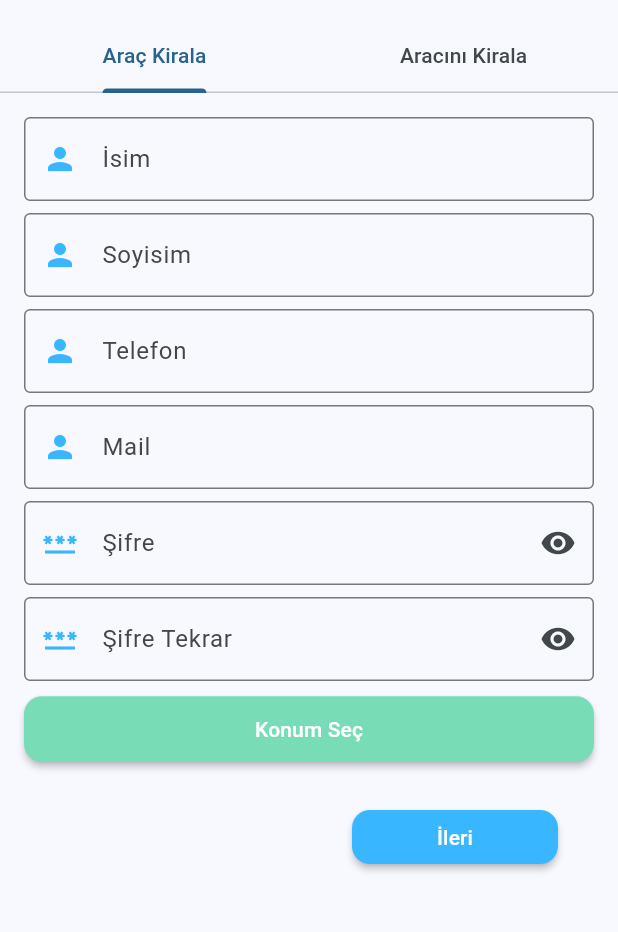
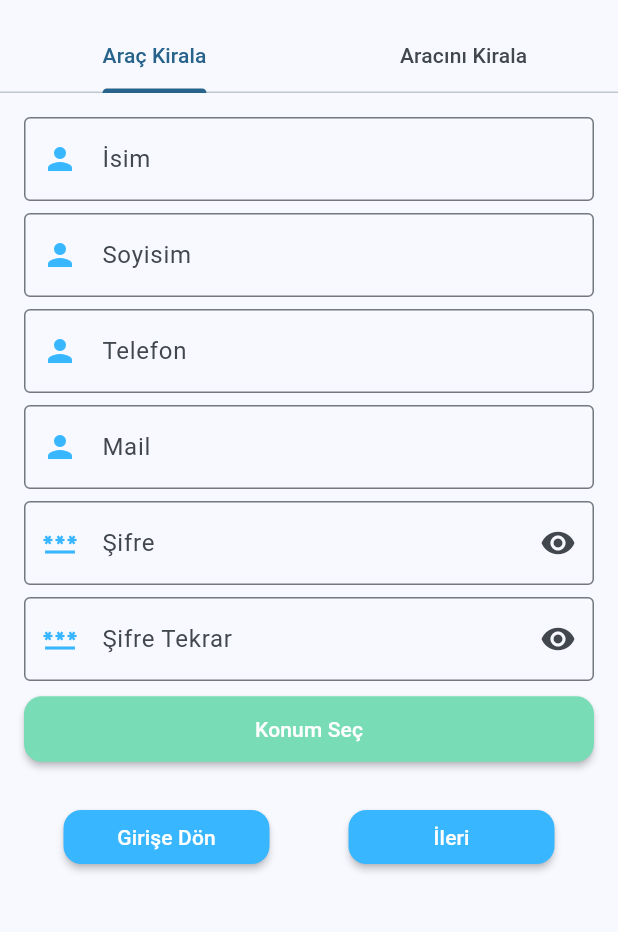
Before and after one commit to mehmetalikilicli/KuryeTakip, a Flutter app: the screen it shows after launch, on a phone screen of 412 x 824 dp, the part 63-995 px from its top. Run offline on Flutter 3.47's test engine with Material 3 defaults, Android fonts, the light colour scheme and no system bars; our stand-ins replace carousel_slider, flutter_image_compress, flutter_svg, geocoding, geolocator, get and 6 more; missing offline and left inert: encrypt, map_picker; project files that could hold a hidden picture were left out.

Commit message:
registerModel added

```diff
--- a/kurye_takip/lib/model/register.dart
+++ b/kurye_takip/lib/model/register.dart
@@ -4,22 +4,22 @@
 
 import 'dart:convert';
 
-Register registerFromJson(String str) => Register.fromJson(json.decode(str));
+RegisterResponse registerFromJson(String str) => RegisterResponse.fromJson(json.decode(str));
 
-String registerToJson(Register data) => json.encode(data.toJson());
+String registerToJson(RegisterResponse data) => json.encode(data.toJson());
 
-class Register {
+class RegisterResponse {
   bool success;
   String message;
   User user;
 
-  Register({
+  RegisterResponse({
     required this.success,
     required this.message,
     required this.user,
   });
 
-  factory Register.fromJson(Map<String, dynamic> json) => Register(
+  factory RegisterResponse.fromJson(Map<String, dynamic> json) => RegisterResponse(
         success: json["success"],
         message: json["message"],
         user: User.fromJson(json["user"]),
@@ -33,34 +33,48 @@ class Register {
 }
 
 class RegisterModel {
-  String name;
-  String surname;
-  String phone;
-  String email;
-  String password;
+  String? name;
+  String? surname;
+  int? tc;
+  DateTime? birth_date;
+  String? nationality;
+  String? gender;
+  String? serial_number;
+  String? phone;
+  String? email;
+  String? password;
   String? city;
   String? district;
   String? address;
-  int is_vehicle_owner;
-  String? drivingLicenseNumber;
-  String? drivingLicenseDate;
-  String? drivingLicenseFrontImage;
-  String? drivingLicenseBackImage;
+  int? is_vehicle_owner;
+  String? driving_license_number;
+  DateTime? driving_license_date;
+  String? driving_license_front_image;
+  String? driving_license_front_image_ext;
+  String? driving_license_back_image;
+  String? driving_license_back_image_ext;
 
   RegisterModel({
-    required this.name,
-    required this.surname,
-    required this.phone,
-    required this.email,
-    required this.city,
-    required this.district,
-    required this.password,
-    required this.is_vehicle_owner,
+    this.name,
+    this.surname,
+    this.tc,
+    this.birth_date,
+    this.gender,
+    this.nationality,
+    this.serial_number,
+    this.phone,
+    this.email,
+    this.city,
+    this.district,
+    this.password,
+    this.is_vehicle_owner,
     this.address,
-    this.drivingLicenseNumber,
-    this.drivingLicenseDate,
-    this.drivingLicenseFrontImage,
-    this.drivingLicenseBackImage,
+    this.driving_license_number,
+    this.driving_license_date,
+    this.driving_license_front_image,
+    this.driving_license_front_image_ext,
+    this.driving_license_back_image,
+    this.driving_license_back_image_ext,
   });
 }
 
--- a/kurye_takip/lib/pages/auth/auth_controller.dart
+++ b/kurye_takip/lib/pages/auth/auth_controller.dart
@@ -49,16 +49,7 @@ class AuthController extends GetxController {
   TextEditingController rentPasswordController = TextEditingController();
   TextEditingController rentPassword2Controller = TextEditingController();
 
-  RegisterModel registerModel = RegisterModel(
-    name: "",
-    surname: "",
-    phone: "",
-    email: "",
-    password: "",
-    city: "",
-    district: "",
-    is_vehicle_owner: 0,
-  );
+  RegisterModel registerModel = RegisterModel();
 
   void selectLocation() {}
 
@@ -88,9 +79,9 @@ class AuthController extends GetxController {
     }
   }
 
-  Future<Register> register() async {
+  Future<RegisterResponse> register() async {
     try {
-      Register result = await _authService.register(registerModel);
+      RegisterResponse result = await _authService.register(registerModel);
       return result;
     } catch (e) {
       print('Hata: $e');
--- a/kurye_takip/lib/pages/auth/register.dart
+++ b/kurye_takip/lib/pages/auth/register.dart
@@ -14,6 +14,7 @@ import 'package:intl/intl.dart';
 import 'package:kurye_takip/app_constants/app_colors.dart';
 import 'package:kurye_takip/controllers/authentication.dart';
 import 'package:kurye_takip/helpers/helpers.dart';
+import 'package:kurye_takip/pages/auth/login.dart';
 import 'package:map_picker/map_picker.dart';
 
 class RegisterPage extends StatelessWidget {
@@ -178,10 +179,31 @@ class RegisterPage extends StatelessWidget {
                           ),
                           const SizedBox(height: 8),
                           const SizedBox(height: 8),
-                          Padding(
-                            padding: const EdgeInsets.only(right: 24.0),
+                          Row(
+                            mainAxisAlignment: MainAxisAlignment.spaceBetween,
+                            children: [
+                              Expanded(
                                 child: Align(
-                              alignment: Alignment.centerRight,
+                                  alignment: Alignment.center,
+                                  child: MaterialButton(
+                                    color: AppColors.primaryColor,
+                                    minWidth: Get.width / 3,
+                                    shape: RoundedRectangleBorder(
+                                      borderRadius: BorderRadius.circular(12.0),
+                                    ),
+                                    onPressed: () {
+                                      Get.offAll(LoginPage());
+                                    },
+                                    child: const Text(
+                                      "Girişe Dön",
+                                      style: TextStyle(color: Colors.white),
+                                    ),
+                                  ),
+                                ),
+                              ),
+                              Expanded(
+                                child: Align(
+                                  alignment: Alignment.center,
                                   child: MaterialButton(
                                     color: AppColors.primaryColor,
                                     minWidth: Get.width / 3,
@@ -195,6 +217,15 @@ class RegisterPage extends StatelessWidget {
                                             const SnackBar(content: Text('Lütfen adres seçiniz')),
                                           );
                                         } else {
+                                          controller.registerModel.name = controller.rentName.text;
+                                          controller.registerModel.surname = controller.rentSurname.text;
+                                          controller.registerModel.phone = controller.rentPhone.text;
+                                          controller.registerModel.email = controller.rentMail.text;
+                                          controller.registerModel.password = Helpers.encryptPassword(controller.rentPassword.text);
+                                          controller.registerModel.address = controller.address.value;
+                                          controller.registerModel.city = controller.city;
+                                          controller.registerModel.district = controller.district;
+
                                           controller.rentPageController.nextPage(
                                             duration: const Duration(milliseconds: 500),
                                             curve: Curves.easeInOut,
@@ -208,6 +239,8 @@ class RegisterPage extends StatelessWidget {
                                     ),
                                   ),
                                 ),
+                              ),
+                            ],
                           ),
                         ],
                       ),
@@ -380,6 +413,14 @@ class RegisterPage extends StatelessWidget {
                                           const SnackBar(content: Text("Ehliyetinizin arka yüzünü yükleyiniz.")),
                                         );
                                       } else {
+                                        controller.registerModel.driving_license_number = controller.rentSerialNumber.text;
+                                        controller.registerModel.driving_license_date = controller.rentDLdate;
+
+                                        controller.registerModel.driving_license_front_image = controller.image1;
+                                        controller.registerModel.driving_license_front_image_ext = controller.image1ext;
+                                        controller.registerModel.driving_license_back_image = controller.image2;
+                                        controller.registerModel.driving_license_back_image_ext = controller.image2ext;
+
                                         controller.rentPageController.nextPage(
                                           duration: const Duration(milliseconds: 500),
                                           curve: Curves.easeInOut,
@@ -564,7 +605,14 @@ class RegisterPage extends StatelessWidget {
                                   const SnackBar(content: Text('Lütfen cinsiyetinizi seçiniz')),
                                 );
                               }
-                            } else {}
+                            } else {
+                              controller.registerModel.tc = int.parse(controller.rentTC.text);
+                              controller.registerModel.birth_date = controller.rentBirthDate;
+                              controller.registerModel.serial_number = controller.rentSerialNumber.text;
+                              controller.registerModel.gender = controller.rentGender.value;
+
+                              controller.Register(controller.registerModel);
+                            }
                           },
                         ),
                         Padding(
```
Also changed, not shown: kurye_takip/lib/controllers/authentication.dart (+13 -0 lines), kurye_takip/lib/pages/auth/register_old.dart (+5 -6 lines), kurye_takip/lib/service/auth_service.dart (+26 -5 lines). Lines whose indentation alone changed are shown as unchanged.
